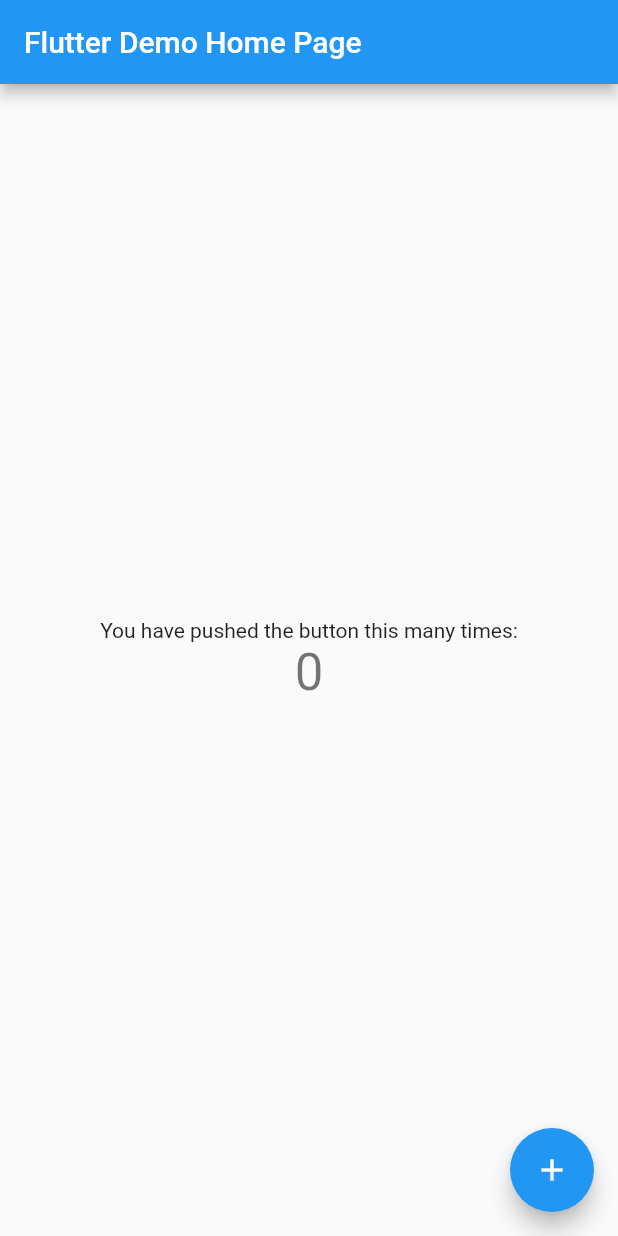
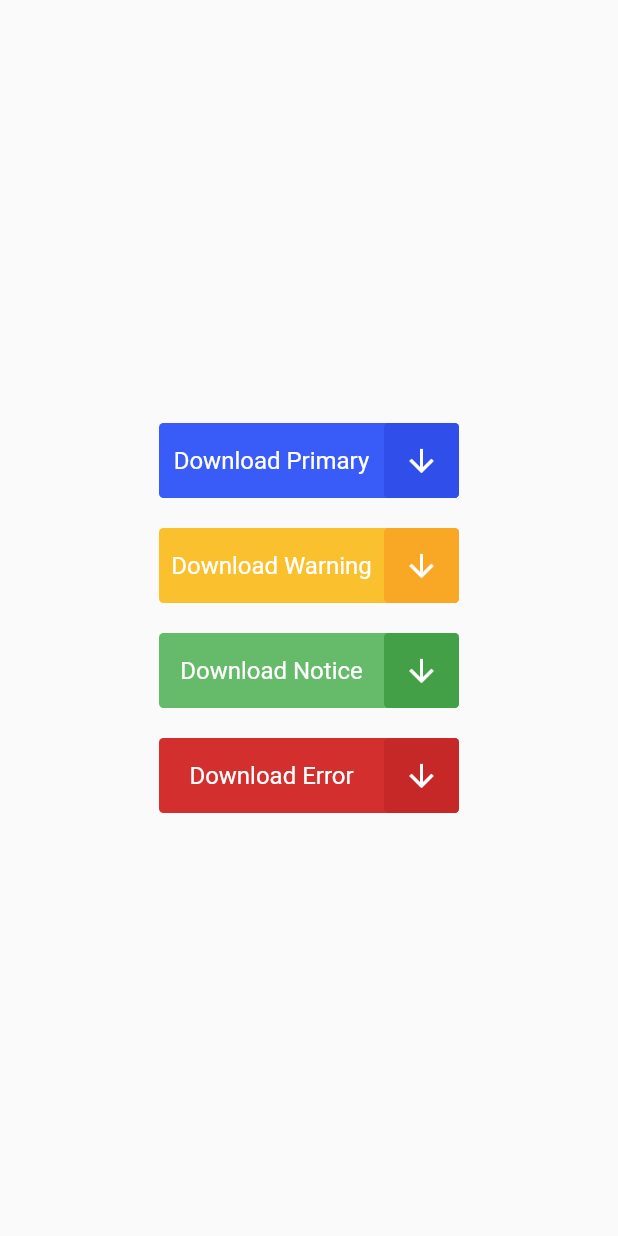
Before and after one commit to speauty/flutter_ui_examples, a Flutter app: the screen it shows after launch, on a phone screen of 412 x 824 dp. Run offline on Flutter 3.47's test engine with Material 2 defaults, Android fonts, the phone set to English and light mode, and no system bars.

Commit message:
feature: 完成下载按钮进度条动画UI;

```diff
--- /dev/null
+++ b/lib/features/button_animation/pages/button_animation_page.dart
@@ -0,0 +1,49 @@
+import 'package:flutter/material.dart';
+import 'package:flutter_ui_examples/features/button_animation/widgets/button_widget.dart';
+
+class ButtonAnimationPage extends StatefulWidget {
+  const ButtonAnimationPage({super.key});
+
+  @override
+  State<ButtonAnimationPage> createState() => _ButtonAnimationPageState();
+}
+
+class _ButtonAnimationPageState extends State<ButtonAnimationPage> {
+  @override
+  Widget build(BuildContext context) {
+    return Scaffold(
+      body: Container(
+        child: Center(
+          child: Column(
+            mainAxisAlignment: MainAxisAlignment.center,
+            children: <Widget>[
+              const ButtonWidget(
+                title: "Download Primary",
+                primaryColor: Color.fromRGBO(57, 92, 249, 1),
+                darkPrimaryColor: Color.fromRGBO(48, 78, 233, 1),
+              ),
+              const SizedBox(height: 20),
+              ButtonWidget(
+                title: "Download Warning",
+                primaryColor: Colors.yellow[700]!,
+                darkPrimaryColor: Colors.yellow[800]!,
+              ),
+              const SizedBox(height: 20),
+              ButtonWidget(
+                title: "Download Notice",
+                primaryColor: Colors.green[400]!,
+                darkPrimaryColor: Colors.green[600]!,
+              ),
+              const SizedBox(height: 20),
+              ButtonWidget(
+                title: "Download Error",
+                primaryColor: Colors.red[700]!,
+                darkPrimaryColor: Colors.red[800]!,
+              ),
+            ],
+          ),
+        ),
+      ),
+    );
+  }
+}
--- /dev/null
+++ b/lib/features/button_animation/widgets/button_widget.dart
@@ -0,0 +1,173 @@
+import 'package:flutter/material.dart';
+
+class ButtonWidget extends StatefulWidget {
+  final String title;
+  final Color primaryColor;
+  final Color darkPrimaryColor;
+
+  const ButtonWidget({
+    super.key,
+    required this.primaryColor,
+    required this.darkPrimaryColor,
+    required this.title,
+  });
+
+  @override
+  State<ButtonWidget> createState() => _ButtonWidgetState();
+}
+
+class _ButtonWidgetState extends State<ButtonWidget>
+    with TickerProviderStateMixin {
+  late AnimationController _animationCtl;
+  late AnimationController _scaleAnimationCtl;
+  late AnimationController _fadeAnimationCtl;
+
+  late Animation<double> _animation;
+  late Animation<double> _scaleAnimation;
+  late Animation<double> _fadeAnimation;
+
+  double btnWidth = 200.0;
+  double barColorOpacity = .6;
+  double scale = 1.0;
+  bool animationCompleted = false;
+  bool animationStarted = false;
+
+  @override
+  void initState() {
+    super.initState();
+
+    _animationCtl = AnimationController(
+      vsync: this,
+      duration: const Duration(seconds: 3),
+    );
+
+    _scaleAnimationCtl = AnimationController(
+      vsync: this,
+      duration: const Duration(milliseconds: 300),
+    );
+
+    _fadeAnimationCtl = AnimationController(
+      vsync: this,
+      duration: const Duration(microseconds: 400),
+    );
+
+    _fadeAnimation = Tween<double>(
+      begin: 50.0,
+      end: 0.0,
+    ).animate(_fadeAnimationCtl);
+
+    _scaleAnimation = Tween<double>(
+      begin: 1.0,
+      end: 1.05,
+    ).animate(_scaleAnimationCtl)
+      ..addStatusListener((status) {
+        if (status == AnimationStatus.completed) {
+          _scaleAnimationCtl.reverse();
+          _fadeAnimationCtl.forward();
+          _animationCtl.forward();
+        }
+      });
+
+    _animation = Tween<double>(
+      begin: 0.0,
+      end: btnWidth,
+    ).animate(_animationCtl)
+      ..addStatusListener((status) {
+        if (status == AnimationStatus.completed) {
+          setState(() {
+            animationCompleted = true;
+            barColorOpacity = .0;
+          });
+        }
+      });
+  }
+
+  @override
+  void dispose() {
+    super.dispose();
+
+    _animationCtl.dispose();
+    _scaleAnimationCtl.dispose();
+    _fadeAnimationCtl.dispose();
+  }
+
+  @override
+  Widget build(BuildContext context) {
+    return Stack(
+      children: <Widget>[
+        AnimatedBuilder(
+          animation: _scaleAnimationCtl,
+          builder: (context, child) => Transform.scale(
+            scale: _scaleAnimation.value,
+            child: InkWell(
+              onTap: () {
+                _scaleAnimationCtl.forward();
+              },
+              child: Container(
+                width: 200,
+                height: 50,
+                decoration: BoxDecoration(
+                  borderRadius: BorderRadius.circular(3),
+                  color: widget.primaryColor,
+                ),
+                child: Row(
+                  children: <Widget>[
+                    Expanded(
+                      child: Align(
+                        child: animationCompleted == false
+                            ? Text(widget.title,
+                                style: const TextStyle(
+                                  color: Colors.white,
+                                  fontSize: 16,
+                                ))
+                            : const Icon(
+                                Icons.check,
+                                color: Colors.white,
+                              ),
+                      ),
+                    ),
+                    AnimatedBuilder(
+                      animation: _animationCtl,
+                      builder: (context, child) => Container(
+                        width: _fadeAnimation.value,
+                        height: 50,
+                        decoration: BoxDecoration(
+                          borderRadius: BorderRadius.circular(3),
+                          color: widget.darkPrimaryColor,
+                        ),
+                        child: const Icon(
+                          Icons.arrow_downward,
+                          color: Colors.white,
+                        ),
+                      ),
+                    ),
+                  ],
+                ),
+              ),
+            ),
+          ),
+        ),
+        AnimatedBuilder(
+          animation: _animationCtl,
+          builder: (context, child) => Positioned(
+            top: 0,
+            left: 0,
+            width: _animation.value,
+            child: AnimatedOpacity(
+              duration: Duration(milliseconds: 200),
+              opacity: barColorOpacity,
+              child: Container(
+                width: 200,
+                height: 50,
+                decoration: BoxDecoration(
+                  borderRadius: BorderRadius.circular(3),
+                  color: Colors.white,
+                ),
+              ),
+            ),
+          ),
+        ),
+      ],
+    );
+  }
+}
--- a/lib/main.dart
+++ b/lib/main.dart
@@ -1,115 +1,9 @@
 import 'package:flutter/material.dart';
+import 'package:flutter_ui_examples/features/button_animation/pages/button_animation_page.dart';
 
-void main() {
-  runApp(const MyApp());
-}
-
-class MyApp extends StatelessWidget {
-  const MyApp({super.key});
-
-  // This widget is the root of your application.
-  @override
-  Widget build(BuildContext context) {
-    return MaterialApp(
-      title: 'Flutter Demo',
-      theme: ThemeData(
-        // This is the theme of your application.
-        //
-        // Try running your application with "flutter run". You'll see the
-        // application has a blue toolbar. Then, without quitting the app, try
-        // changing the primarySwatch below to Colors.green and then invoke
-        // "hot reload" (press "r" in the console where you ran "flutter run",
-        // or simply save your changes to "hot reload" in a Flutter IDE).
-        // Notice that the counter didn't reset back to zero; the application
-        // is not restarted.
-        primarySwatch: Colors.blue,
+void main() => runApp(
+      const MaterialApp(
+        debugShowCheckedModeBanner: false,
+        home: ButtonAnimationPage(),
       ),
-      home: const MyHomePage(title: 'Flutter Demo Home Page'),
     );
-  }
-}
-
-class MyHomePage extends StatefulWidget {
-  const MyHomePage({super.key, required this.title});
-
-  // This widget is the home page of your application. It is stateful, meaning
-  // that it has a State object (defined below) that contains fields that affect
-  // how it looks.
-
-  // This class is the configuration for the state. It holds the values (in this
-  // case the title) provided by the parent (in this case the App widget) and
-  // used by the build method of the State. Fields in a Widget subclass are
-  // always marked "final".
-
-  final String title;
-
-  @override
-  State<MyHomePage> createState() => _MyHomePageState();
-}
-
-class _MyHomePageState extends State<MyHomePage> {
-  int _counter = 0;
-
-  void _incrementCounter() {
-    setState(() {
-      // This call to setState tells the Flutter framework that something has
-      // changed in this State, which causes it to rerun the build method below
-      // so that the display can reflect the updated values. If we changed
-      // _counter without calling setState(), then the build method would not be
-      // called again, and so nothing would appear to happen.
-      _counter++;
-    });
-  }
-
-  @override
-  Widget build(BuildContext context) {
-    // This method is rerun every time setState is called, for instance as done
-    // by the _incrementCounter method above.
-    //
-    // The Flutter framework has been optimized to make rerunning build methods
-    // fast, so that you can just rebuild anything that needs updating rather
-    // than having to individually change instances of widgets.
-    return Scaffold(
-      appBar: AppBar(
-        // Here we take the value from the MyHomePage object that was created by
-        // the App.build method, and use it to set our appbar title.
-        title: Text(widget.title),
-      ),
-      body: Center(
-        // Center is a layout widget. It takes a single child and positions it
-        // in the middle of the parent.
-        child: Column(
-          // Column is also a layout widget. It takes a list of children and
-          // arranges them vertically. By default, it sizes itself to fit its
-          // children horizontally, and tries to be as tall as its parent.
-          //
-          // Invoke "debug painting" (press "p" in the console, choose the
-          // "Toggle Debug Paint" action from the Flutter Inspector in Android
-          // Studio, or the "Toggle Debug Paint" command in Visual Studio Code)
-          // to see the wireframe for each widget.
-          //
-          // Column has various properties to control how it sizes itself and
-          // how it positions its children. Here we use mainAxisAlignment to
-          // center the children vertically; the main axis here is the vertical
-          // axis because Columns are vertical (the cross axis would be
-          // horizontal).
-          mainAxisAlignment: MainAxisAlignment.center,
-          children: <Widget>[
-            const Text(
-              'You have pushed the button this many times:',
-            ),
-            Text(
-              '$_counter',
-              style: Theme.of(context).textTheme.headline4,
-            ),
-          ],
-        ),
-      ),
-      floatingActionButton: FloatingActionButton(
-        onPressed: _incrementCounter,
-        tooltip: 'Increment',
-        child: const Icon(Icons.add),
-      ), // This trailing comma makes auto-formatting nicer for build methods.
-    );
-  }
-}
```
Also changed, not shown: assets/ui/button_animation.jpg (added).
